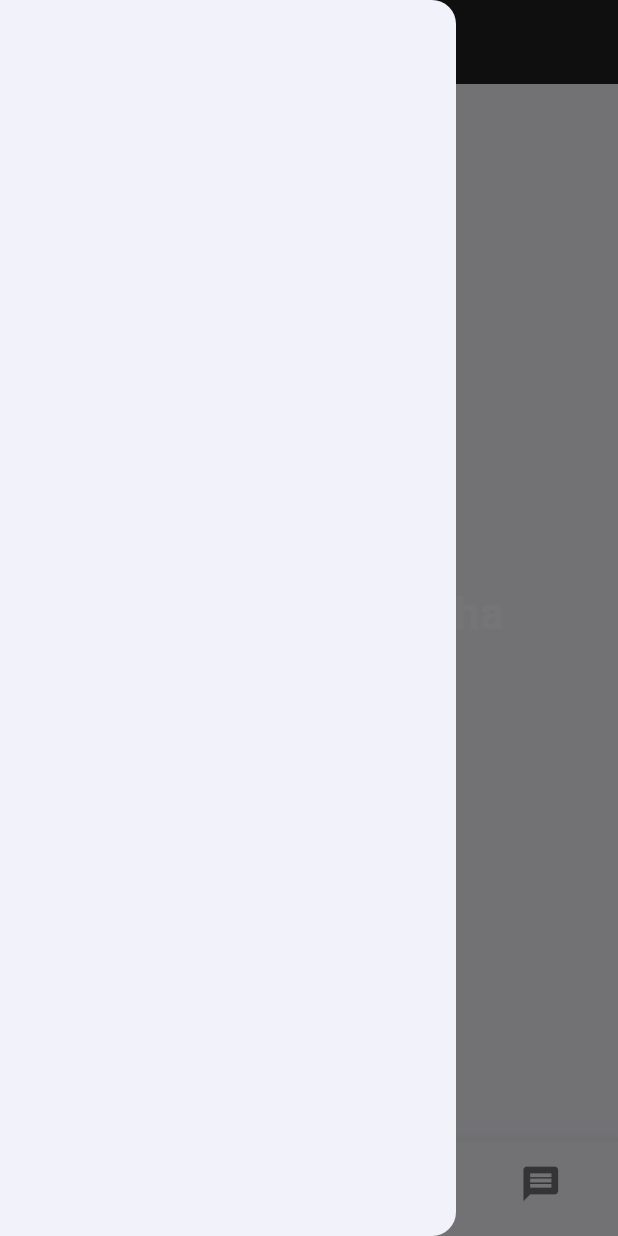
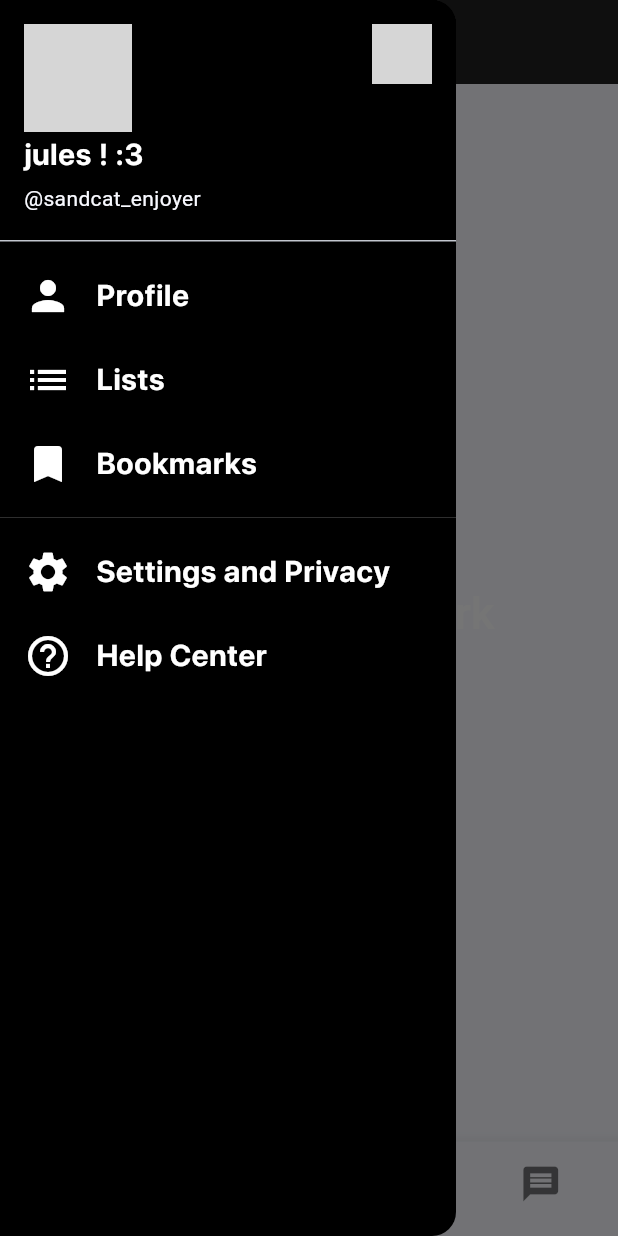
Before and after one commit to sandcat-enjoyer/twitter-clone-frontend, a Flutter app: the screen it shows after launch, with the side drawer open, on a phone screen of 412 x 824 dp. Run offline on Flutter 3.47's test engine with Material 2 defaults, Android fonts, the phone set to English and light mode, and no system bars; our stand-ins replace firebase_core; accounts and stored records are empty; network calls fail; grey boxes are pictures that could not be loaded.

Commit message:
Added account drawer + actual name

```diff
--- a/lib/pages/home.dart
+++ b/lib/pages/home.dart
@@ -1,8 +1,14 @@
+import 'dart:io';
+
+import 'package:flutter/foundation.dart';
 import 'package:flutter/material.dart';
 import 'package:twitter_clone/data/user.dart';
+import 'package:twitter_clone/pages/notifications.dart';
 
 class Home extends StatefulWidget {
-  const Home({Key? key, required User user}) : _user = user, super(key: key);
+  const Home({Key? key, required User user})
+      : _user = user,
+        super(key: key);
 
   final User _user;
 
@@ -14,19 +20,30 @@ class _HomeState extends State<Home> {
   int _selectedIndex = 0;
 
   static TextStyle tempTextStyle = const TextStyle(
-    fontSize: 30, fontWeight: FontWeight.bold, color: Colors.white
-  );
+      fontSize: 30, fontWeight: FontWeight.w500, color: Colors.white);
+
+  void changeFontWithPlatform() {
+    if (kIsWeb) {
+      print("meow");
+    } else if (Platform.isIOS || Platform.isMacOS) {
+      tempTextStyle.fontFamily == "SF Pro";
+    }
+  }
 
   static final List<Widget> _widgetOptions = <Widget>[
-    Text("Home screen Haha", style: tempTextStyle,),
+    Text(
+      "Welcome to Spark",
+      style: tempTextStyle,
+    ),
     Text("Search haha", style: tempTextStyle),
-    Text("Notification Haha", style: tempTextStyle,),
+    Notifications(user: User()),
     Text("Message Haha", style: tempTextStyle)
   ];
 
   @override
   void initState() {
     super.initState();
+    changeFontWithPlatform();
   }
 
   @override
@@ -40,7 +57,6 @@ class _HomeState extends State<Home> {
     });
   }
 
-
   @override
   Widget build(BuildContext context) {
     return Scaffold(
@@ -48,7 +64,6 @@ class _HomeState extends State<Home> {
         backgroundColor: ThemeData.dark().primaryColor,
         title: Image.asset("assets/icon.png", width: 30),
         centerTitle: true,
-
       ),
       body: Center(
         child: _widgetOptions.elementAt(_selectedIndex),
@@ -69,13 +84,94 @@ class _HomeState extends State<Home> {
         enableFeedback: true,
         type: BottomNavigationBarType.fixed,
       ),
-      drawer: const Drawer(
-
-      ),
-     );
+      drawer: buildProfileDrawer(),
+    );
   }
 
-
-
-
+  Widget buildProfileDrawer() {
+    double iconSize = 32.0;
+    TextStyle profileDrawerTextStyle = TextStyle(
+        fontFamily: "SF Pro",
+        fontSize: 20,
+        fontWeight: FontWeight.bold,
+        color: Colors.white);
+    return Drawer(
+        backgroundColor: Colors.black,
+        child: ListView(
+          physics: NeverScrollableScrollPhysics(),
+          children: [
+            UserAccountsDrawerHeader(
+              decoration: BoxDecoration(color: Colors.black),
+              otherAccountsPictures: [
+                CircleAvatar(
+                  maxRadius: 20,
+                  backgroundImage: NetworkImage(
+                      "https://pbs.twimg.com/profile_images/1678072904884318208/zEC1bBWi_400x400.jpg"),
+                )
+              ],
+              accountName: Text("jules ! :3", style: profileDrawerTextStyle),
+              accountEmail: Text("@sandcat_enjoyer"),
+              currentAccountPicture: CircleAvatar(
+                maxRadius: 20,
+                backgroundImage: NetworkImage(
+                    "https://pbs.twimg.com/profile_images/1667776269772046337/pUgHvR7W_400x400.jpg"),
+              ),
+            ),
+            ListTile(
+              leading: Icon(Icons.person, size: iconSize, color: Colors.white),
+              title: Text(
+                'Profile',
+                style: profileDrawerTextStyle,
+              ),
+              onTap: () {
+                // Handle Profile tap
+              },
+            ),
+            ListTile(
+              leading: Icon(Icons.list, size: iconSize, color: Colors.white),
+              title: Text(
+                'Lists',
+                style: profileDrawerTextStyle,
+              ),
+              onTap: () {
+                // Handle Lists tap
+              },
+            ),
+            ListTile(
+              leading:
+                  Icon(Icons.bookmark, size: iconSize, color: Colors.white),
+              title: Text(
+                'Bookmarks',
+                style: profileDrawerTextStyle,
+              ),
+              onTap: () {
+                // Handle Bookmarks tap
+              },
+            ),
+            Divider(thickness: 0.2, color: Colors.grey),
+            ListTile(
+              leading:
+                  Icon(Icons.settings, size: iconSize, color: Colors.white),
+              title: Text(
+                'Settings and Privacy',
+                style: profileDrawerTextStyle,
+              ),
+              onTap: () {
+                // Handle Settings tap
+              },
+            ),
+            ListTile(
+              leading:
+                  Icon(Icons.help_outline, size: iconSize, color: Colors.white),
+              title: Text(
+                'Help Center',
+                style: profileDrawerTextStyle,
+              ),
+              onTap: () {
+                // Handle Help Center tap
+              },
+            ),
+          ],
+        ));
+  }
 }
```
Also changed, not shown: lib/pages/notifications.dart (+88 -0 lines), pubspec.yaml (+20 -0 lines), fonts/sf-pro-bold-italic.otf (added), fonts/sf-pro-bold.otf (added), fonts/sf-pro-medium.otf (added), fonts/sf-pro-mediumitalic.otf (added), fonts/sf-pro-regular.otf (added), fonts/sf-pro-regularitalic.otf (added), lib/firebase_options.dart (added), lib/pages/settings.dart (added), lib/pages/tweet_detail.dart (added), pubspec.lock, 22 other files.
